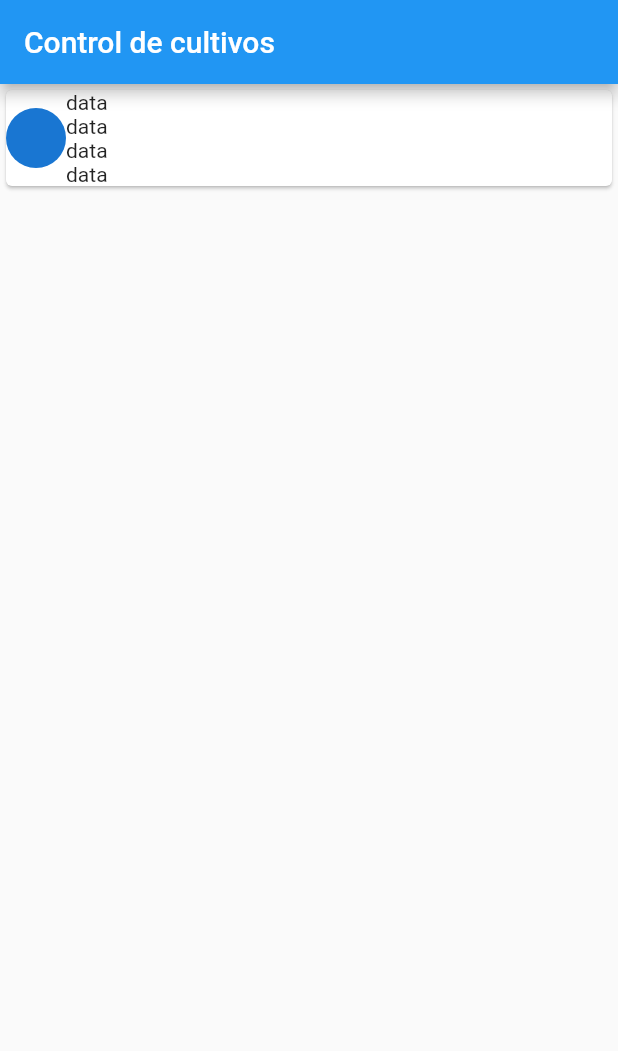
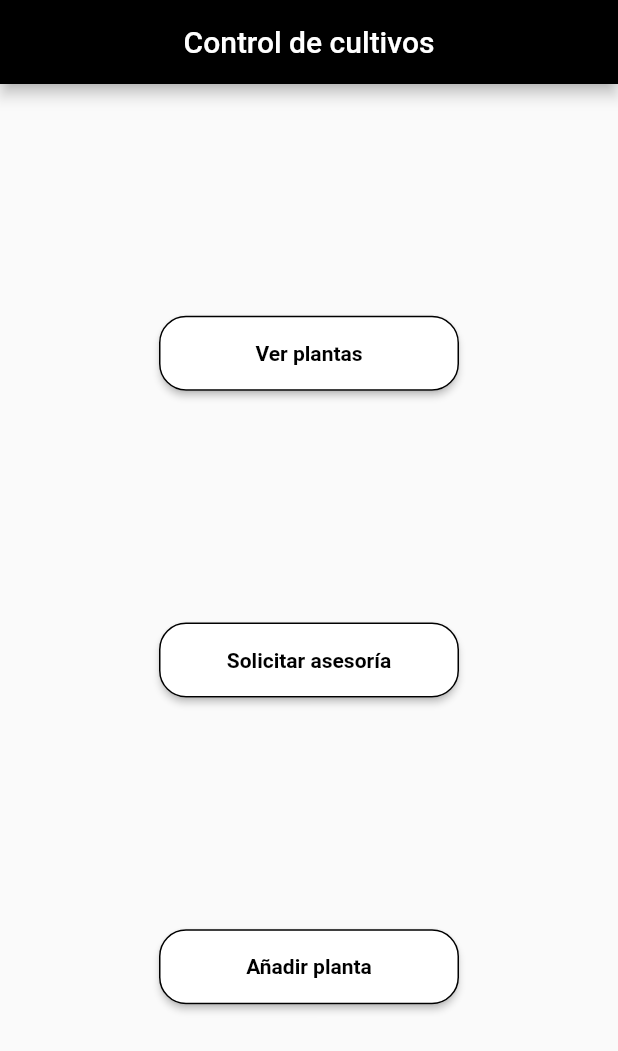
Before and after one commit to KenetGaona115/Proyecto_Jardin, a Flutter app: the Home screen opened directly, on a phone screen of 412 x 824 dp. Shown: the top 1051 px of the screen. Run offline on Flutter 3.47's test engine with Material 2 defaults, Android fonts, the phone set to English and light mode, and no system bars; our stand-ins replace bloc, cloud_firestore, flutter_bloc; accounts and stored records are empty; statements that could not run were skipped.

Commit message:
parte de Adrian

```diff
--- a/Control_Cultivos/lib/Home/home.dart
+++ b/Control_Cultivos/lib/Home/home.dart
@@ -1,4 +1,6 @@
 import 'package:flutter/material.dart';
+import 'package:flutter/src/widgets/basic.dart';
+import 'package:flutter/src/widgets/framework.dart';
 
 class Home extends StatefulWidget {
   Home({Key key}) : super(key: key);
@@ -14,24 +16,59 @@ class _HomeState extends State<Home> {
       child: Scaffold(
         appBar: AppBar(
           title: Text("Control de cultivos"),
+          backgroundColor: Colors.black,
+          centerTitle: true,
         ),
-        body: ListBody(
-          children: [
-            Card(
-              child: Row(
-                children: [
-                  CircleAvatar(),
-                  Column(
-                    children: [
-                      Text("data"),
-                      Text("data"),
-                      Text("data"),
-                      Text("data"),
-                    ],
-                  )
-                ],
-              ),
-            )
+        body: Row(
+          mainAxisAlignment: MainAxisAlignment.center,
+          children: <Widget>[
+            Column(
+              mainAxisAlignment: MainAxisAlignment.spaceEvenly,
+              children: <Widget>[
+                MaterialButton(
+                  onPressed: () {},
+                  height: 50,
+                  minWidth: 200,
+                  color: Colors.white,
+                  shape: RoundedRectangleBorder(
+                      borderRadius: BorderRadius.circular(18),
+                      side: BorderSide(color: Colors.black)),
+                  child: Text(
+                    "Ver plantas",
+                    style: TextStyle(
+                        color: Colors.black, fontWeight: FontWeight.bold),
+                  ),
+                ),
+                MaterialButton(
+                  onPressed: () {},
+                  height: 50,
+                  minWidth: 200,
+                  color: Colors.white,
+                  shape: RoundedRectangleBorder(
+                      borderRadius: BorderRadius.circular(18),
+                      side: BorderSide(color: Colors.black)),
+                  child: Text(
+                    "Solicitar asesoría",
+                    style: TextStyle(
+                        color: Colors.black, fontWeight: FontWeight.bold),
+                  ),
+                ),
+                MaterialButton(
+                  onPressed: () {},
+                  height: 50,
+                  minWidth: 200,
+                  color: Colors.white,
+                  shape: RoundedRectangleBorder(
+                      borderRadius: BorderRadius.circular(18),
+                      side: BorderSide(color: Colors.black)),
+                  child: Text(
+                    "Añadir planta",
+                    style: TextStyle(
+                        color: Colors.black, fontWeight: FontWeight.bold),
+                  ),
+                ),
+              ],
+            ),
           ],
         ),
       ),
--- /dev/null
+++ b/Control_Cultivos/lib/Models/Plant.dart
@@ -0,0 +1,8 @@
+class Plant {
+  var image;
+  String name;
+  String annotations;
+  String family;
+
+  Plant({this.image, this.name, this.annotations, this.family});
+}
```
